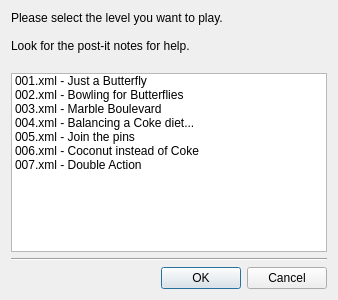
Above: src/view/ChooseLevel.ui from the-butterfly-effect/tbe before the change. Below: the same form after it.
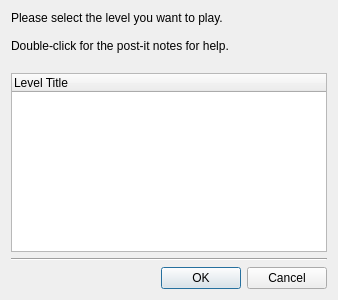
That is the form after the change.

Commit message: Implement the parsing of the file "levels/levels.xml" that contains a list of all level files.

Diff of the .ui file:
```diff
--- a/src/view/ChooseLevel.ui
+++ b/src/view/ChooseLevel.ui
@@ -22,48 +22,18 @@
      <property name="text">
       <string>Please select the level you want to play.
 
-Look for the post-it notes for help.
+Double-click for the post-it notes for help.
 </string>
      </property>
     </widget>
    </item>
    <item>
-    <widget class="QListWidget" name="listWidget">
-     <item>
+    <widget class="QTreeWidget" name="theTreeWidget">
+     <column>
       <property name="text">
-       <string>001.xml - Just a Butterfly</string>
+       <string>Level Title</string>
       </property>
-     </item>
-     <item>
-      <property name="text">
-       <string>002.xml - Bowling for Butterflies</string>
-      </property>
-     </item>
-     <item>
-      <property name="text">
-       <string>003.xml - Marble Boulevard</string>
-      </property>
-     </item>
-     <item>
-      <property name="text">
-       <string>004.xml - Balancing a Coke diet...</string>
-      </property>
-     </item>
-     <item>
-      <property name="text">
-       <string>005.xml - Join the pins</string>
-      </property>
-     </item>
-     <item>
-      <property name="text">
-       <string>006.xml - Coconut instead of Coke</string>
-      </property>
-     </item>
-     <item>
-      <property name="text">
-       <string>007.xml - Double Action</string>
-      </property>
-     </item>
+     </column>
     </widget>
    </item>
    <item>
```
The commit also changes 6 other files.
